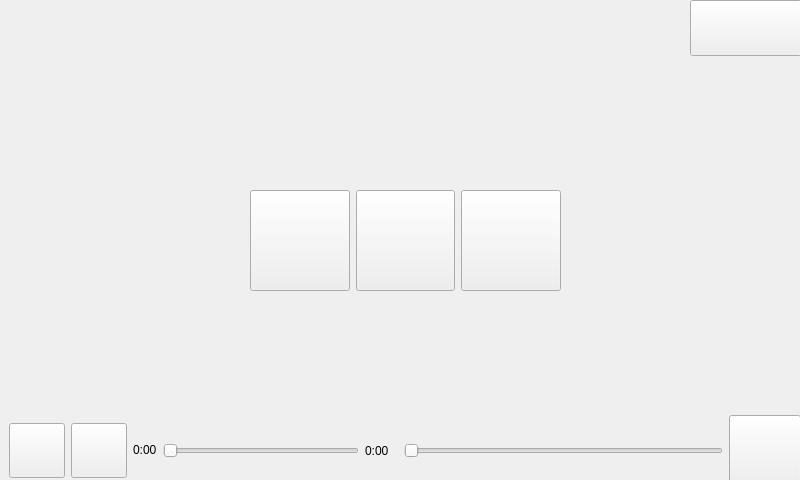
The window that videonowplayingwindow.ui (gidzzz/openmediaplayer) describes before a commit, drawn with Qt 5.
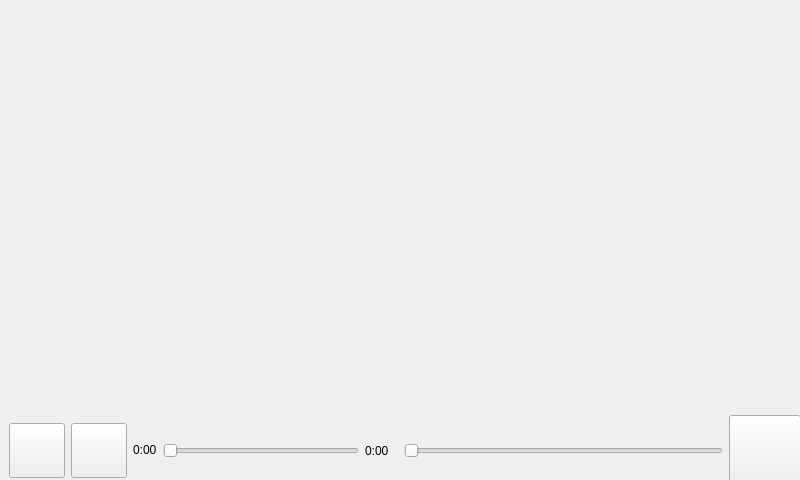
The same window after the commit. Icons and pictures are not drawn.

Patch:
```diff
--- a/videonowplayingwindow.ui
+++ b/videonowplayingwindow.ui
@@ -14,75 +14,6 @@
    <string>Now Playing</string>
   </property>
   <widget class="QWidget" name="centralwidget">
-   <widget class="QWidget" name="horizontalLayoutWidget">
-    <property name="geometry">
-     <rect>
-      <x>250</x>
-      <y>190</y>
-      <width>311</width>
-      <height>101</height>
-     </rect>
-    </property>
-    <layout class="QHBoxLayout" name="horizontalLayout">
-     <item>
-      <widget class="QToolButton" name="prevButton">
-       <property name="sizePolicy">
-        <sizepolicy hsizetype="Expanding" vsizetype="Expanding">
-         <horstretch>0</horstretch>
-         <verstretch>0</verstretch>
-        </sizepolicy>
-       </property>
-       <property name="text">
-        <string/>
-       </property>
-       <property name="iconSize">
-        <size>
-         <width>64</width>
-         <height>64</height>
-        </size>
-       </property>
-      </widget>
-     </item>
-     <item>
-      <widget class="QToolButton" name="playButton">
-       <property name="sizePolicy">
-        <sizepolicy hsizetype="Expanding" vsizetype="Expanding">
-         <horstretch>0</horstretch>
-         <verstretch>0</verstretch>
-        </sizepolicy>
-       </property>
-       <property name="text">
-        <string/>
-       </property>
-       <property name="iconSize">
-        <size>
-         <width>64</width>
-         <height>64</height>
-        </size>
-       </property>
-      </widget>
-     </item>
-     <item>
-      <widget class="QToolButton" name="nextButton">
-       <property name="sizePolicy">
-        <sizepolicy hsizetype="Expanding" vsizetype="Expanding">
-         <horstretch>0</horstretch>
-         <verstretch>0</verstretch>
-        </sizepolicy>
-       </property>
-       <property name="text">
-        <string/>
-       </property>
-       <property name="iconSize">
-        <size>
-         <width>64</width>
-         <height>64</height>
-        </size>
-       </property>
-      </widget>
-     </item>
-    </layout>
-   </widget>
    <widget class="QToolButton" name="wmCloseButton">
     <property name="geometry">
      <rect>
@@ -92,6 +23,13 @@
       <height>56</height>
      </rect>
     </property>
+    <property name="styleSheet">
+     <string notr="true">QToolButton
+{
+background: transparent;
+border: none;
+}</string>
+    </property>
     <property name="text">
      <string/>
     </property>
@@ -206,6 +144,120 @@
      </item>
     </layout>
    </widget>
+   <widget class="QToolButton" name="nextButton">
+    <property name="geometry">
+     <rect>
+      <x>450</x>
+      <y>190</y>
+      <width>96</width>
+      <height>96</height>
+     </rect>
+    </property>
+    <property name="sizePolicy">
+     <sizepolicy hsizetype="Expanding" vsizetype="Expanding">
+      <horstretch>0</horstretch>
+      <verstretch>0</verstretch>
+     </sizepolicy>
+    </property>
+    <property name="styleSheet">
+     <string notr="true">QToolButton
+{
+background: transparent url(/etc/hildon/theme/mediaplayer/VideoOverlayButton.png);
+border: none;
+}
+
+QToolButton:pressed
+{
+background: transparent url(/etc/hildon/theme/mediaplayer/VideoOverlayButtonPressed.png);
+border: none;
+}</string>
+    </property>
+    <property name="text">
+     <string/>
+    </property>
+    <property name="iconSize">
+     <size>
+      <width>64</width>
+      <height>64</height>
+     </size>
+    </property>
+   </widget>
+   <widget class="QToolButton" name="playButton">
+    <property name="geometry">
+     <rect>
+      <x>350</x>
+      <y>190</y>
+      <width>96</width>
+      <height>96</height>
+     </rect>
+    </property>
+    <property name="sizePolicy">
+     <sizepolicy hsizetype="Expanding" vsizetype="Expanding">
+      <horstretch>0</horstretch>
+      <verstretch>0</verstretch>
+     </sizepolicy>
+    </property>
+    <property name="styleSheet">
+     <string notr="true">QToolButton
+{
+background: transparent url(/etc/hildon/theme/mediaplayer/VideoOverlayButton.png);
+border: none;
+}
+
+QToolButton:pressed
+{
+background: transparent url(/etc/hildon/theme/mediaplayer/VideoOverlayButtonPressed.png);
+border: none;
+}</string>
+    </property>
+    <property name="text">
+     <string/>
+    </property>
+    <property name="iconSize">
+     <size>
+      <width>64</width>
+      <height>64</height>
+     </size>
+    </property>
+   </widget>
+   <widget class="QToolButton" name="prevButton">
+    <property name="geometry">
+     <rect>
+      <x>250</x>
+      <y>190</y>
+      <width>96</width>
+      <height>96</height>
+     </rect>
+    </property>
+    <property name="sizePolicy">
+     <sizepolicy hsizetype="Expanding" vsizetype="Expanding">
+      <horstretch>0</horstretch>
+      <verstretch>0</verstretch>
+     </sizepolicy>
+    </property>
+    <property name="styleSheet">
+     <string notr="true">QToolButton
+{
+background: transparent url(/etc/hildon/theme/mediaplayer/VideoOverlayButton.png);
+border: none;
+}
+
+QToolButton:pressed
+{
+background: transparent url(/etc/hildon/theme/mediaplayer/VideoOverlayButtonPressed.png);
+border: none;
+}</string>
+    </property>
+    <property name="text">
+     <string/>
+    </property>
+    <property name="iconSize">
+     <size>
+      <width>64</width>
+      <height>64</height>
+     </size>
+    </property>
+   </widget>
   </widget>
  </widget>
  <resources/>
```
